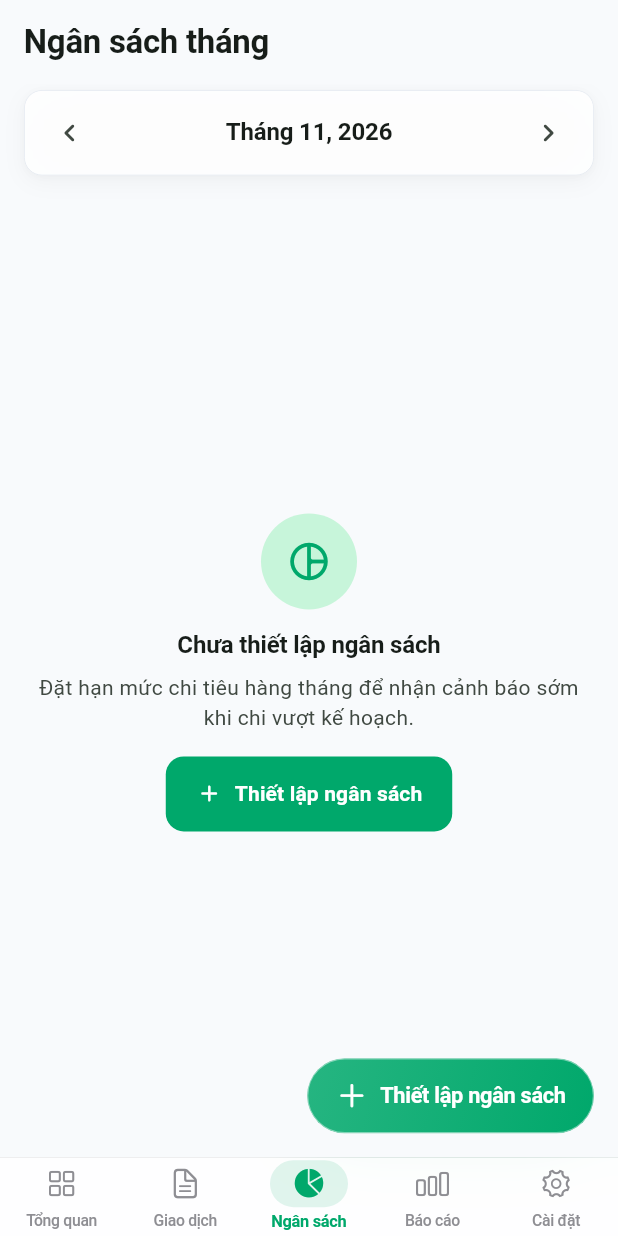
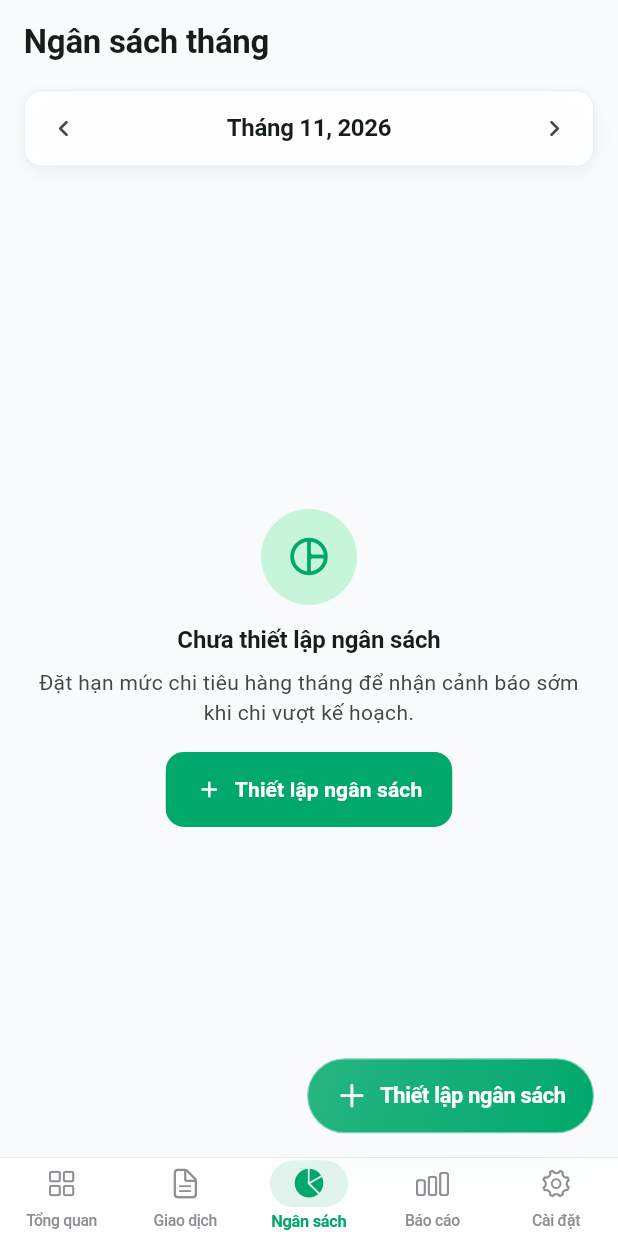
Before and after one commit to rongcon1794/sothuchi__, a Flutter app: the BudgetsScreen screen opened by its route, on a phone screen of 412 x 824 dp. Run offline on Flutter 3.47's test engine with Material 3 defaults, Android fonts, the phone set to English and light mode, and no system bars; our stand-ins replace cloud_firestore, connectivity_plus, csv, firebase_auth, firebase_core, fl_chart and 8 more; accounts and stored records are empty.

Commit message:
feat(responsive): make month-year selector compact on landscape for budgets and reports

```diff
--- a/lib/features/budgets/presentation/screens/budgets_screen.dart
+++ b/lib/features/budgets/presentation/screens/budgets_screen.dart
@@ -1,5 +1,6 @@
 import 'package:flutter/cupertino.dart';
 import 'package:flutter/material.dart';
+import 'package:flutter/services.dart';
 import 'package:flutter_riverpod/flutter_riverpod.dart';
 import 'package:go_router/go_router.dart';
 import 'package:so_thu_chi/core/constants/icon_catalog.dart';
@@ -95,19 +96,39 @@ class _BudgetsScreenState extends ConsumerState<BudgetsScreen> {
         children: [
           // Month Switcher Bar
           Padding(
-            padding: const EdgeInsets.fromLTRB(16, 4, 16, 8),
+            padding: EdgeInsets.fromLTRB(16, isLandscape ? 2 : 4, 16, isLandscape ? 4 : 8),
+            child: Center(
+              child: ConstrainedBox(
+                constraints: BoxConstraints(maxWidth: isLandscape ? 320 : 540),
                 child: AppleGlassCard(
-              padding: const EdgeInsets.symmetric(horizontal: 6, vertical: 4),
+                  padding: EdgeInsets.symmetric(
+                    horizontal: isLandscape ? 4 : 6,
+                    vertical: isLandscape ? 2 : 4,
+                  ),
                   borderRadius: BorderRadius.circular(AppleTokens.radiusControl),
+                  child: SizedBox(
+                    height: isLandscape ? 32 : 42,
                     child: Row(
                       mainAxisAlignment: MainAxisAlignment.spaceBetween,
                       children: [
                         IconButton(
                           tooltip: l10n.previousMonth,
-                      onPressed: () => ref
+                          padding: EdgeInsets.zero,
+                          visualDensity: VisualDensity.compact,
+                          constraints: BoxConstraints(
+                            minWidth: isLandscape ? 30 : 40,
+                            minHeight: isLandscape ? 28 : 36,
+                          ),
+                          onPressed: () {
+                            HapticFeedback.selectionClick();
+                            ref
                                 .read(selectedBudgetMonthProvider.notifier)
-                          .previousMonth(),
-                      icon: const Icon(Icons.chevron_left_rounded),
+                                .previousMonth();
+                          },
+                          icon: Icon(
+                            Icons.chevron_left_rounded,
+                            size: isLandscape ? 18 : 22,
+                          ),
                         ),
                         Expanded(
                           child: Text(
@@ -118,17 +139,38 @@ class _BudgetsScreenState extends ConsumerState<BudgetsScreen> {
                             textAlign: TextAlign.center,
                             maxLines: 1,
                             overflow: TextOverflow.ellipsis,
-                        style: theme.textTheme.titleMedium,
+                            style: (isLandscape
+                                    ? theme.textTheme.titleSmall
+                                    : theme.textTheme.titleMedium)
+                                ?.copyWith(
+                              fontWeight: FontWeight.w600,
+                              letterSpacing: -0.2,
+                            ),
                           ),
                         ),
                         IconButton(
                           tooltip: l10n.nextMonth,
-                      onPressed: () => ref
+                          padding: EdgeInsets.zero,
+                          visualDensity: VisualDensity.compact,
+                          constraints: BoxConstraints(
+                            minWidth: isLandscape ? 30 : 40,
+                            minHeight: isLandscape ? 28 : 36,
+                          ),
+                          onPressed: () {
+                            HapticFeedback.selectionClick();
+                            ref
                                 .read(selectedBudgetMonthProvider.notifier)
-                          .nextMonth(),
-                      icon: const Icon(Icons.chevron_right_rounded),
+                                .nextMonth();
+                          },
+                          icon: Icon(
+                            Icons.chevron_right_rounded,
+                            size: isLandscape ? 18 : 22,
+                          ),
                         ),
                       ],
+                    ),
+                  ),
+                ),
               ),
             ),
           ),
--- a/lib/l10n/app_vi.arb
+++ b/lib/l10n/app_vi.arb
@@ -670,7 +670,7 @@
   "healthRatingAverage": "Trung Bình",
   "healthRatingNeedsAttention": "Cần Cân Đối",
   "debtsTitle": "Sổ Ghi Nợ",
-  "accentColor": "Gam màu chủ đạo",
+  "accentColor": "Màu chủ đạo",
   "searchTransactionsTooltip": "Tìm kiếm giao dịch",
   "type": "Loại",
   "transactionType": "Loại giao dịch",
```
Also changed, not shown: lib/features/reports/presentation/screens/reports_screen.dart (+40 -6 lines), 1 other file. Lines whose indentation alone changed are shown as unchanged.
